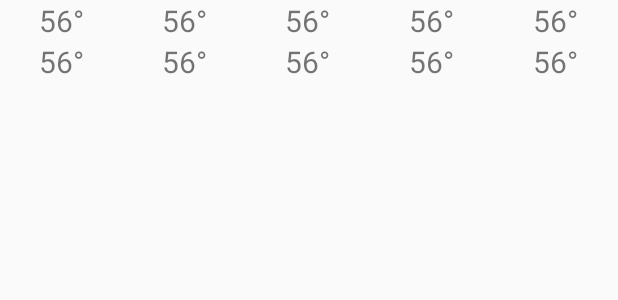
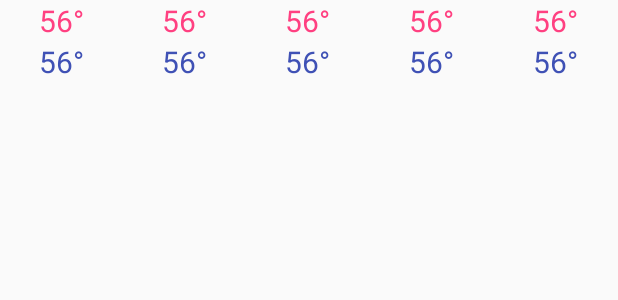
Before and after one commit to zurche/color-weather, an Android app: the layout five_day_forecast_layout.xml on its own in the app's theme, with its tools: preview values and no code run, on a phone screen of 412 x 824 dp. Shown: the top 300 px of the screen. Run offline under Robolectric (Android 15) with nearby library versions, the phone set to English and light mode, and no system bars.

Commit message:
Updating MAX and MIN color values

```diff
--- a/app/src/main/res/layout/five_day_forecast_layout.xml
+++ b/app/src/main/res/layout/five_day_forecast_layout.xml
@@ -17,6 +17,7 @@
             android:id="@+id/first_forecast_max"
             android:layout_width="wrap_content"
             android:layout_height="wrap_content"
+            android:textColor="@color/colorAccent"
             android:textSize="20sp"
             tools:text="56°" />
 
@@ -25,6 +26,7 @@
             android:layout_width="wrap_content"
             android:layout_height="wrap_content"
             android:layout_below="@id/first_forecast_max"
+            android:textColor="@color/colorPrimary"
             android:textSize="20sp"
             tools:text="56°" />
 
@@ -40,6 +42,7 @@
             android:id="@+id/second_forecast_max"
             android:layout_width="wrap_content"
             android:layout_height="wrap_content"
+            android:textColor="@color/colorAccent"
             android:textSize="20sp"
             tools:text="56°" />
 
@@ -48,6 +51,7 @@
             android:layout_width="wrap_content"
             android:layout_height="wrap_content"
             android:layout_below="@id/second_forecast_max"
+            android:textColor="@color/colorPrimary"
             android:textSize="20sp"
             tools:text="56°" />
 
@@ -63,6 +67,7 @@
             android:id="@+id/third_forecast_max"
             android:layout_width="wrap_content"
             android:layout_height="wrap_content"
+            android:textColor="@color/colorAccent"
             android:textSize="20sp"
             tools:text="56°" />
 
@@ -71,6 +76,7 @@
             android:layout_width="wrap_content"
             android:layout_height="wrap_content"
             android:layout_below="@id/third_forecast_max"
+            android:textColor="@color/colorPrimary"
             android:textSize="20sp"
             tools:text="56°" />
 
@@ -86,6 +92,7 @@
             android:id="@+id/fourth_forecast_max"
             android:layout_width="wrap_content"
             android:layout_height="wrap_content"
+            android:textColor="@color/colorAccent"
             android:textSize="20sp"
             tools:text="56°" />
 
@@ -94,6 +101,7 @@
             android:layout_width="wrap_content"
             android:layout_height="wrap_content"
             android:layout_below="@id/fourth_forecast_max"
+            android:textColor="@color/colorPrimary"
             android:textSize="20sp"
             tools:text="56°" />
 
@@ -109,6 +117,7 @@
             android:id="@+id/fifth_forecast_max"
             android:layout_width="wrap_content"
             android:layout_height="wrap_content"
+            android:textColor="@color/colorAccent"
             android:textSize="20sp"
             tools:text="56°" />
 
@@ -117,6 +126,7 @@
             android:layout_width="wrap_content"
             android:layout_height="wrap_content"
             android:layout_below="@id/fifth_forecast_max"
+            android:textColor="@color/colorPrimary"
             android:textSize="20sp"
             tools:text="56°" />
 
--- a/app/src/main/res/values/colors.xml
+++ b/app/src/main/res/values/colors.xml
@@ -1,6 +1,6 @@
 <?xml version="1.0" encoding="utf-8"?>
 <resources>
     <color name="colorPrimary">#3F51B5</color>
-    <color name="colorPrimaryDark">#303F9F</color>
+    <color name="colorPrimaryDark">#00959edc</color>
     <color name="colorAccent">#FF4081</color>
 </resources>
--- a/app/src/main/res/values/styles.xml
+++ b/app/src/main/res/values/styles.xml
@@ -1,7 +1,7 @@
 <resources>
 
     <!-- Base application theme. -->
-    <style name="AppTheme" parent="Theme.AppCompat.Light.DarkActionBar">
+    <style name="AppTheme" parent="Theme.AppCompat.Light.NoActionBar">
         <!-- Customize your theme here. -->
         <item name="colorPrimary">@color/colorPrimary</item>
         <item name="colorPrimaryDark">@color/colorPrimaryDark</item>
```
